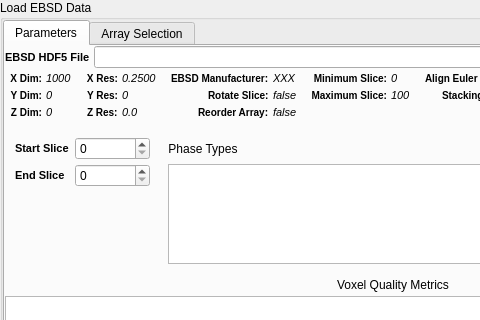
Above: Source/FilterWidgets/IOFiltersWidgets/QReadH5EbsdWidget.ui from BlueQuartzSoftware/DREAM3D before the change; both pictures show x 0 to 480 and y 0 to 320 of the 786 by 662 pixel window. Below: the same form after it.
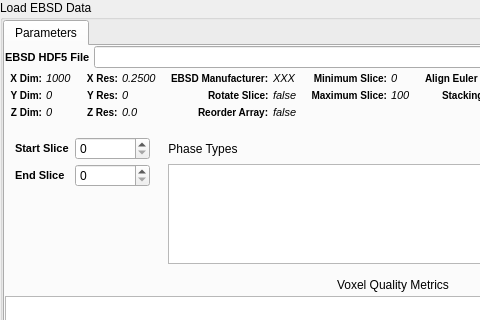
That is the form after the change. Icons and pictures are not drawn. Custom widgets are drawn as their Qt base class.

Commit message: Removing the Pipeline Array Name selection from the current Develop branch as I want more time to mature it before attempting to deploy it with a new release of DREAM3D.

What changed in the file:
```diff
--- a/Source/FilterWidgets/IOFiltersWidgets/QReadH5EbsdWidget.ui
+++ b/Source/FilterWidgets/IOFiltersWidgets/QReadH5EbsdWidget.ui
@@ -1071,11 +1071,6 @@
        </item>
       </layout>
      </widget>
-     <widget class="PipelineArraySelectionWidget" name="arraySelectionTab">
-      <attribute name="title">
-       <string>Array Selection</string>
-      </attribute>
-     </widget>
     </widget>
    </item>
   </layout>
@@ -1092,12 +1087,6 @@
    <header location="global">QFilterWidget.h</header>
    <container>1</container>
   </customwidget>
-  <customwidget>
-   <class>PipelineArraySelectionWidget</class>
-   <extends>QWidget</extends>
-   <header location="global">PipelineArraySelectionWidget.h</header>
-   <container>1</container>
-  </customwidget>
  </customwidgets>
  <resources>
   <include location="../../../Resources/icons/images/Icons.qrc"/>
```
The commit also changes 4 other files.
